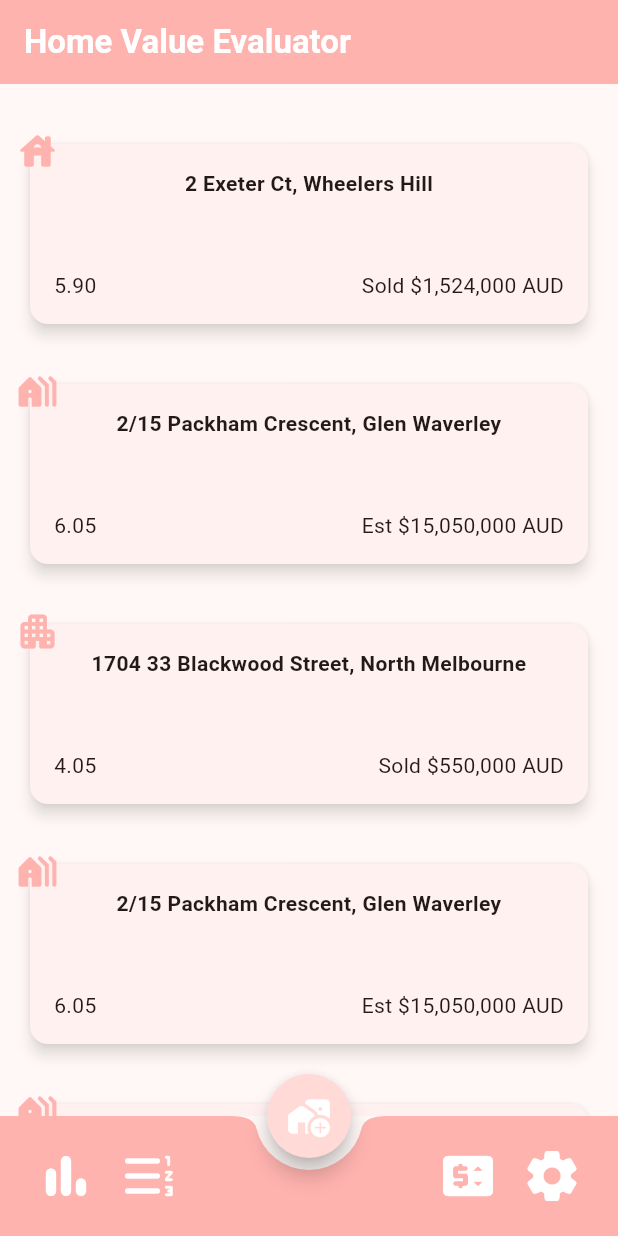
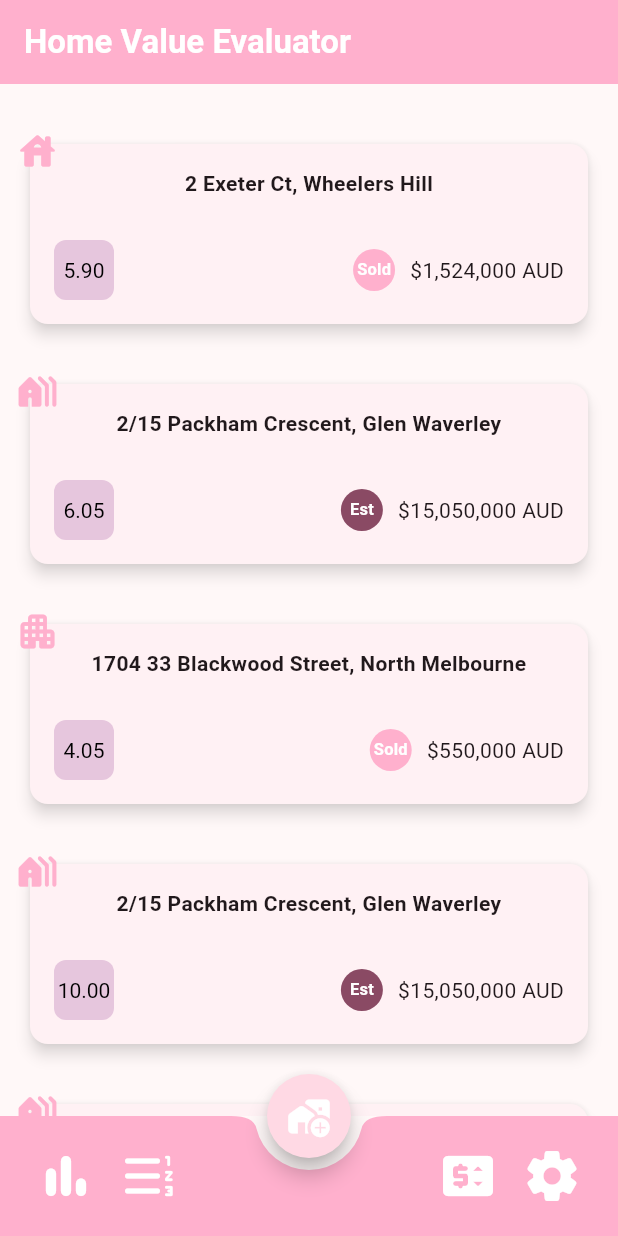
Before and after one commit to jackytsheng/house-value-evaluator, a Flutter app: the screen it shows after launch, on a phone screen of 412 x 824 dp. Run offline on Flutter 3.47's test engine with Material 2 defaults, Android fonts, the phone set to English and light mode, and no system bars; our stand-ins replace shared_preferences, syncfusion_flutter_charts.

Commit message:
add the scale color widget

```diff
--- /dev/null
+++ b/lib/components/color_scale_widget.dart
@@ -0,0 +1,54 @@
+import 'package:flutter/material.dart';
+
+class ColorScaleWidget extends StatelessWidget {
+  final double value;
+  final double minValue;
+  final Color minColor;
+  final double maxValue;
+  final Color maxColor;
+  final Widget child;
+  final double height;
+  final double width;
+  final double borderRadius;
+
+  const ColorScaleWidget({
+    Key? key,
+    required this.value,
+    required this.minValue,
+    required this.minColor,
+    required this.maxValue,
+    required this.maxColor,
+    required this.child,
+    this.height = 40,
+    this.width = 40,
+    this.borderRadius = 8,
+  }) : super(key: key);
+
+  @override
+  Widget build(BuildContext context) {
+    final double percentage = (value - minValue) / (maxValue - minValue);
+    final Color backgroundColor = Color.lerp(minColor, maxColor, percentage)!;
+    final Color textColor = _getContrastingTextColor(backgroundColor);
+
+    return Container(
+      width: width,
+      height: height,
+      decoration: BoxDecoration(
+          color: backgroundColor,
+          borderRadius: BorderRadius.all(Radius.circular(borderRadius))),
+      child: DefaultTextStyle(
+        style: TextStyle(color: textColor),
+        child: child,
+      ),
+    );
+  }
+
+  Color _getContrastingTextColor(Color backgroundColor) {
+    final double luminance = (0.299 * backgroundColor.red +
+            0.587 * backgroundColor.green +
+            0.114 * backgroundColor.blue) /
+        255;
+
+    return luminance > 0.5 ? Colors.black : Colors.white;
+  }
+}
--- a/lib/components/house_card.dart
+++ b/lib/components/house_card.dart
@@ -1,4 +1,5 @@
 import 'package:flutter/material.dart';
+import 'package:house_evaluator/components/color_scale_widget.dart';
 import 'package:house_evaluator/type.dart';
 import 'package:intl/intl.dart';
 
@@ -36,6 +37,30 @@ class HouseCard extends StatelessWidget {
 
   @override
   Widget build(BuildContext context) {
+    Widget getChip(PriceState priceState) {
+      String labelText;
+      Color color;
+      switch (priceState) {
+        case PriceState.estimated:
+          labelText = "Est";
+          color = Theme.of(context).colorScheme.primary;
+        case PriceState.sold:
+          labelText = "Sold";
+          color = Theme.of(context).colorScheme.inversePrimary;
+      }
+
+      return Container(
+          margin: EdgeInsets.only(right: 10),
+          child: CircleAvatar(
+              radius: 14,
+              backgroundColor: color,
+              child: Text(labelText,
+                  style: TextStyle(
+                      color: Theme.of(context).colorScheme.onPrimary,
+                      fontSize: 11,
+                      fontWeight: FontWeight.bold))));
+    }
+
     return Stack(children: <Widget>[
       Card(
           margin: const EdgeInsets.all(20),
@@ -53,12 +78,22 @@ class HouseCard extends StatelessWidget {
                       style: const TextStyle(fontWeight: FontWeight.bold)),
                   const Spacer(),
                   Row(
-                    mainAxisAlignment: MainAxisAlignment.spaceBetween,
                     children: <Widget>[
-                      Text(overallScore.toStringAsFixed(2)),
-                      Text(price.state == PriceState.estimated
-                          ? 'Est ${convertedToMoneyFormat(price.amount)} AUD'
-                          : 'Sold ${convertedToMoneyFormat(price.amount)} AUD')
+                      ColorScaleWidget(
+                        value: 3,
+                        minValue: 0,
+                        minColor: Colors.pink.shade100,
+                        maxValue: 10,
+                        maxColor: Colors.blue.shade100,
+                        child: Center(
+                            child: Text(overallScore.toStringAsFixed(2))),
+                      ),
+                      const Spacer(),
+                      getChip(price.state),
+                      Text(
+                        "${convertedToMoneyFormat(price.amount)} AUD",
+                        style: TextStyle(),
+                      ),
                     ],
                   ),
                 ],
--- a/lib/main.dart
+++ b/lib/main.dart
@@ -20,7 +20,7 @@ class MyApp extends StatelessWidget {
     return MaterialApp(
       title: 'Home Value Evaluator',
       theme: ThemeData(
-        colorScheme: ColorScheme.fromSeed(seedColor: Color(0xffe4012b)),
+        colorScheme: ColorScheme.fromSeed(seedColor: Colors.pink.shade100),
         useMaterial3: true,
       ),
       home: const MyHomePage(title: 'Home Value Evaluator'),
@@ -79,13 +79,13 @@ class _MyHomePageState extends State<MyHomePage> {
                 ),
                 HouseCard(
                   address: "2/15 Packham Crescent, Glen Waverley",
-                  overallScore: 6.05,
+                  overallScore: 10,
                   price: Price(PriceState.estimated, 15050000),
                   propertyType: PropertyType.townHouse,
                 ),
                 HouseCard(
                   address: "2/15 Packham Crescent, Glen Waverley",
-                  overallScore: 6.05,
+                  overallScore: 1,
                   price: Price(PriceState.estimated, 15050000),
                   propertyType: PropertyType.townHouse,
                 )
```
Also changed, not shown: pubspec.yaml (+7 -0 lines), pubspec.lock.
